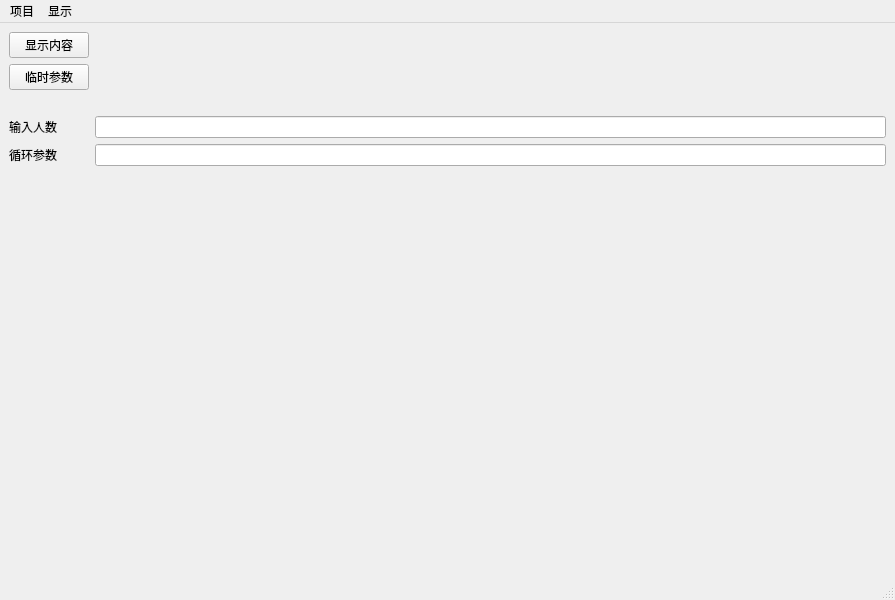
Qt form mainwindow.ui (luzhaozhang2276/Josephus) before a commit.
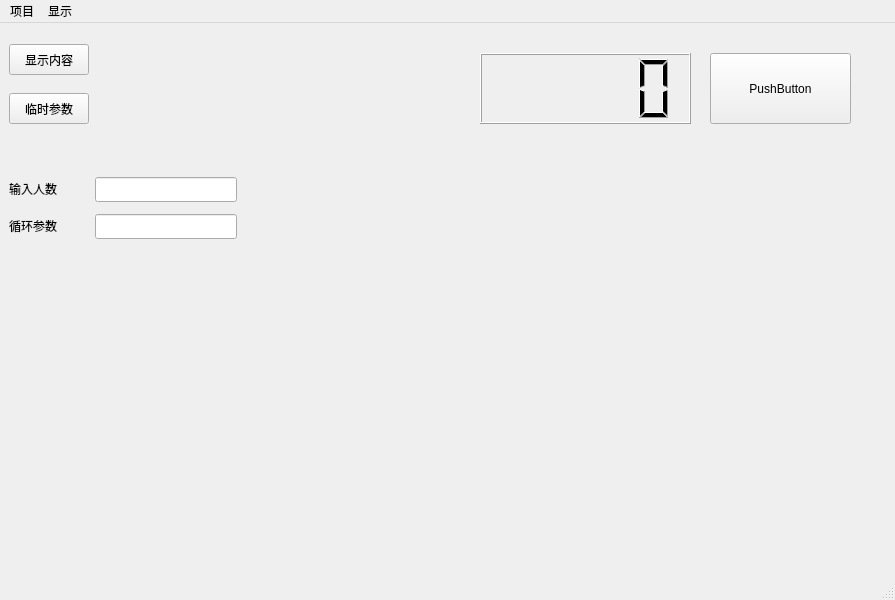
The same form after that commit.

Commit message: add josephusthread,but the old josephus class still need to delete

Diff of the .ui file:
```diff
--- a/mainwindow.ui
+++ b/mainwindow.ui
@@ -14,9 +14,15 @@
    <string>MainWindow</string>
   </property>
   <widget class="QWidget" name="centralwidget">
-   <layout class="QFormLayout" name="formLayout">
-    <item row="0" column="0">
      <widget class="QPushButton" name="pushButton">
+    <property name="geometry">
+     <rect>
+      <x>9</x>
+      <y>21</y>
+      <width>80</width>
+      <height>31</height>
+     </rect>
+    </property>
       <property name="text">
        <string>显示内容</string>
       </property>
@@ -27,56 +33,127 @@
        <bool>false</bool>
       </property>
      </widget>
-    </item>
-    <item row="0" column="1">
      <widget class="QLabel" name="label">
+    <property name="geometry">
+     <rect>
+      <x>95</x>
+      <y>21</y>
+      <width>16</width>
+      <height>17</height>
+     </rect>
+    </property>
       <property name="text">
        <string/>
       </property>
      </widget>
-    </item>
-    <item row="1" column="0">
      <widget class="QPushButton" name="pushButton_2">
+    <property name="geometry">
+     <rect>
+      <x>9</x>
+      <y>70</y>
+      <width>80</width>
+      <height>31</height>
+     </rect>
+    </property>
       <property name="text">
        <string>临时参数</string>
       </property>
      </widget>
-    </item>
-    <item row="1" column="1">
      <widget class="QLabel" name="label_2">
+    <property name="geometry">
+     <rect>
+      <x>95</x>
+      <y>70</y>
+      <width>16</width>
+      <height>17</height>
+     </rect>
+    </property>
       <property name="text">
        <string/>
       </property>
      </widget>
-    </item>
-    <item row="6" column="1">
      <widget class="QLabel" name="label_3">
+    <property name="geometry">
+     <rect>
+      <x>95</x>
+      <y>131</y>
+      <width>16</width>
+      <height>17</height>
+     </rect>
+    </property>
       <property name="text">
        <string/>
       </property>
      </widget>
-    </item>
-    <item row="7" column="0">
      <widget class="QLabel" name="label_4">
+    <property name="geometry">
+     <rect>
+      <x>9</x>
+      <y>154</y>
+      <width>60</width>
+      <height>23</height>
+     </rect>
+    </property>
       <property name="text">
        <string>输入人数</string>
       </property>
      </widget>
-    </item>
-    <item row="7" column="1">
-     <widget class="QLineEdit" name="lineEdit"/>
-    </item>
-    <item row="8" column="0">
+   <widget class="QLineEdit" name="lineEdit">
+    <property name="geometry">
+     <rect>
+      <x>95</x>
+      <y>154</y>
+      <width>142</width>
+      <height>25</height>
+     </rect>
+    </property>
+   </widget>
      <widget class="QLabel" name="label_5">
+    <property name="geometry">
+     <rect>
+      <x>9</x>
+      <y>191</y>
+      <width>60</width>
+      <height>23</height>
+     </rect>
+    </property>
       <property name="text">
        <string>循环参数</string>
       </property>
      </widget>
-    </item>
-    <item row="8" column="1">
-     <widget class="QLineEdit" name="lineEdit_2"/>
-    </item>
-   </layout>
+   <widget class="QLineEdit" name="lineEdit_2">
+    <property name="geometry">
+     <rect>
+      <x>95</x>
+      <y>191</y>
+      <width>142</width>
+      <height>25</height>
+     </rect>
+    </property>
+   </widget>
+   <widget class="QPushButton" name="pushButton_3">
+    <property name="geometry">
+     <rect>
+      <x>710</x>
+      <y>30</y>
+      <width>141</width>
+      <height>71</height>
+     </rect>
+    </property>
+    <property name="text">
+     <string>PushButton</string>
+    </property>
+   </widget>
+   <widget class="QLCDNumber" name="lcdNumber">
+    <property name="geometry">
+     <rect>
+      <x>480</x>
+      <y>30</y>
+      <width>211</width>
+      <height>71</height>
+     </rect>
+    </property>
+   </widget>
   </widget>
   <widget class="QStatusBar" name="statusbar"/>
   <widget class="QMenuBar" name="menubar">
```
Lines whose indentation alone changed are shown as unchanged. The commit also changes 6 other files.
